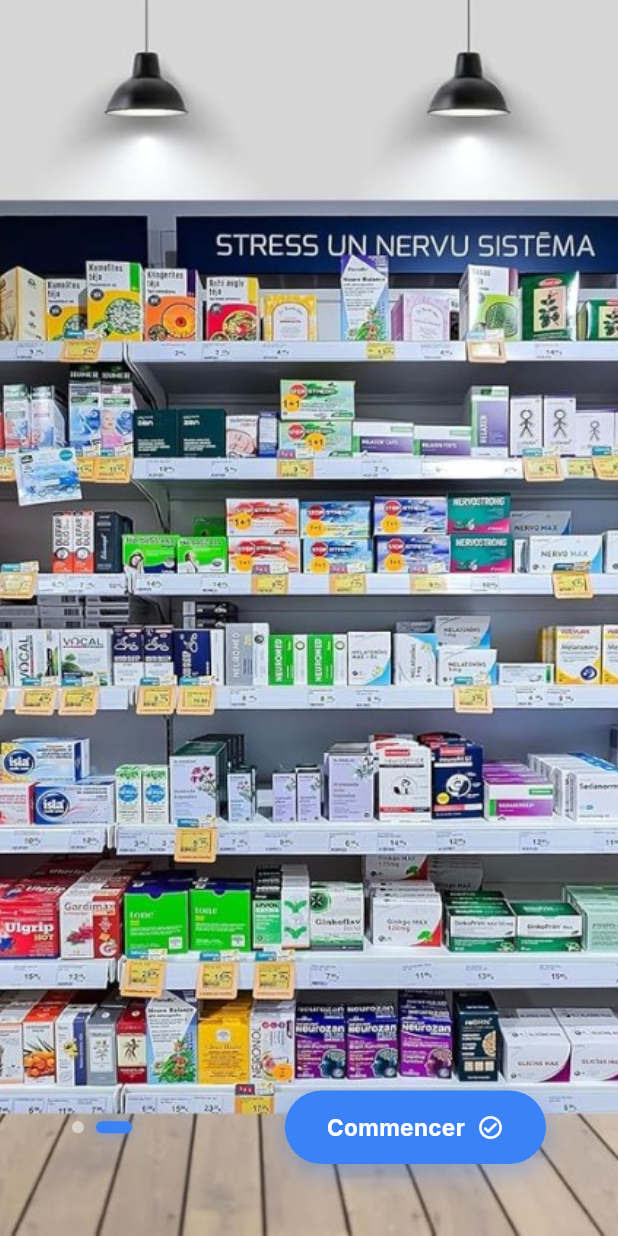
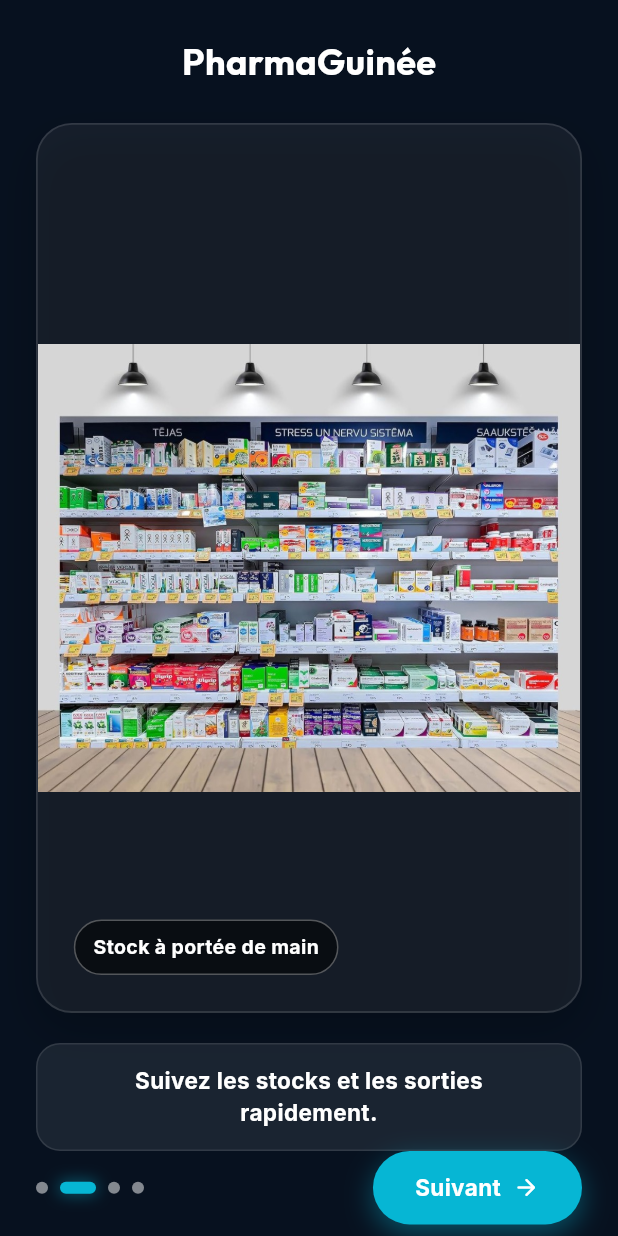
Before and after one commit to AdamaPlus/pharmacie, a Flutter app: the screen it shows after launch, after a tap on "Suivant", on a phone screen of 412 x 824 dp. Run offline on Flutter 3.47's test engine with Material 3 defaults, Android fonts, the light colour scheme and no system bars; our stand-ins replace file_picker, fl_chart, google_fonts, pdf, printing, sqflite and 1 more; accounts and stored records are empty; statements that could not run were skipped.

Commit message:
Enlarge onboarding images to fit the screen

```diff
--- a/lib/views/onboarding_view.dart
+++ b/lib/views/onboarding_view.dart
@@ -18,11 +18,37 @@
       imagePath: 'assets/images/intro_1.jpg',
       buttonColor: Color(0xFF10B981),
       buttonText: 'Suivant',
+      caption: 'Gérez votre pharmacie en toute simplicité.',
+      highlightText: 'Vue d’ensemble',
+      top: 24,
+      left: 24,
     ),
     const _SlideData(
       imagePath: 'assets/images/intro_2.jpg',
+      buttonColor: Color(0xFF06B6D4),
+      buttonText: 'Suivant',
+      caption: 'Suivez les stocks et les sorties rapidement.',
+      highlightText: 'Stock à portée de main',
+      bottom: 24,
+      left: 24,
+    ),
+    const _SlideData(
+      imagePath: 'assets/images/intro_3.jpg',
+      buttonColor: Color(0xFF8B5CF6),
+      buttonText: 'Suivant',
+      caption: 'Passez vos ventes sans perdre de temps.',
+      highlightText: 'Vente fluide',
+      top: 24,
+      right: 24,
+    ),
+    const _SlideData(
+      imagePath: 'assets/images/intro_4.jpg',
       buttonColor: Color(0xFF3B82F6),
       buttonText: 'Commencer',
+      caption: 'Prêt à démarrer avec PharmaGuinée ?',
+      highlightText: 'C’est parti',
+      bottom: 24,
+      right: 24,
     ),
   ];
 
@@ -41,32 +67,109 @@
   Widget build(BuildContext context) {
     final slide = _slides[_currentPage];
     final isLast = _currentPage == _slides.length - 1;
+    final size = MediaQuery.of(context).size;
+    final imageWidth = size.width * 0.9;
+    final imageHeight = size.height * 0.72;
 
     return Scaffold(
-      body: Stack(
+      backgroundColor: const Color(0xFF07111F),
+      body: SafeArea(
+        child: Padding(
+          padding: const EdgeInsets.symmetric(horizontal: 24, vertical: 24),
+          child: Column(
+            children: [
+              Text(
+                'PharmaGuinée',
+                style: GoogleFonts.outfit(
+                  color: Colors.white,
+                  fontSize: 24,
+                  fontWeight: FontWeight.bold,
+                ),
+              ),
+              const SizedBox(height: 24),
+              AnimatedSwitcher(
+                duration: const Duration(milliseconds: 600),
+                child: Container(
+                  key: ValueKey<String>(slide.imagePath),
+                  width: imageWidth,
+                  height: imageHeight,
+                  decoration: BoxDecoration(
+                    color: Colors.white.withOpacity(0.06),
+                    borderRadius: BorderRadius.circular(24),
+                    border: Border.all(color: Colors.white.withOpacity(0.12), width: 1.2),
+                    boxShadow: [
+                      BoxShadow(
+                        color: Colors.black.withOpacity(0.2),
+                        blurRadius: 24,
+                        offset: const Offset(0, 12),
+                      ),
+                    ],
+                  ),
+                  child: ClipRRect(
+                    borderRadius: BorderRadius.circular(24),
+                    child: Stack(
                       fit: StackFit.expand,
                       children: [
-          // Image de fond plein écran
-          AnimatedSwitcher(
-            duration: const Duration(milliseconds: 600),
-            child: Image.asset(
+                        Image.asset(
                           slide.imagePath,
-              key: ValueKey<String>(slide.imagePath),
-              fit: BoxFit.cover,
+                          fit: BoxFit.contain,
                           width: double.infinity,
                           height: double.infinity,
                         ),
+                        if (slide.highlightText != null)
+                          AnimatedPositioned(
+                            duration: const Duration(milliseconds: 500),
+                            curve: Curves.easeInOut,
+                            top: slide.top,
+                            left: slide.left,
+                            right: slide.right,
+                            bottom: slide.bottom,
+                            child: Container(
+                              padding: const EdgeInsets.symmetric(horizontal: 12, vertical: 8),
+                              decoration: BoxDecoration(
+                                color: Colors.black.withOpacity(0.55),
+                                borderRadius: BorderRadius.circular(999),
+                                border: Border.all(color: Colors.white.withOpacity(0.3)),
                               ),
-
-          // Contrôles en bas de l'écran
-          Positioned(
-            bottom: 48,
-            left: 48,
-            right: 48,
-            child: Row(
+                              child: Text(
+                                slide.highlightText!,
+                                style: GoogleFonts.inter(
+                                  color: Colors.white,
+                                  fontSize: 13,
+                                  fontWeight: FontWeight.bold,
+                                ),
+                              ),
+                            ),
+                          ),
+                      ],
+                    ),
+                  ),
+                ),
+              ),
+              const SizedBox(height: 20),
+              Container(
+                width: double.infinity,
+                padding: const EdgeInsets.symmetric(horizontal: 18, vertical: 14),
+                decoration: BoxDecoration(
+                  color: Colors.white.withOpacity(0.08),
+                  borderRadius: BorderRadius.circular(16),
+                  border: Border.all(color: Colors.white.withOpacity(0.1)),
+                ),
+                child: Text(
+                  slide.caption,
+                  textAlign: TextAlign.center,
+                  style: GoogleFonts.inter(
+                    color: Colors.white,
+                    fontSize: 15,
+                    fontWeight: FontWeight.bold,
+                    height: 1.4,
+                  ),
+                ),
+              ),
+              const Spacer(),
+              Row(
                 mainAxisAlignment: MainAxisAlignment.spaceBetween,
                 children: [
-                // Indicateurs de page (Dots)
                   Row(
                     children: List.generate(
                       _slides.length,
@@ -93,8 +196,6 @@
                       ),
                     ),
                   ),
-
-                // Bouton Suivant / Commencer
                   GestureDetector(
                     onTap: _goNext,
                     child: MouseRegion(
@@ -137,8 +238,9 @@
                   ),
                 ],
               ),
+            ],
           ),
-        ],
+        ),
       ),
     );
   }
@@ -148,10 +250,22 @@
   final String imagePath;
   final Color buttonColor;
   final String buttonText;
+  final String caption;
+  final String? highlightText;
+  final double? top;
+  final double? left;
+  final double? right;
+  final double? bottom;
 
   const _SlideData({
     required this.imagePath,
     required this.buttonColor,
     required this.buttonText,
+    required this.caption,
+    this.highlightText,
+    this.top,
+    this.left,
+    this.right,
+    this.bottom,
   });
 }
```
Lines whose indentation alone changed are shown as unchanged.
